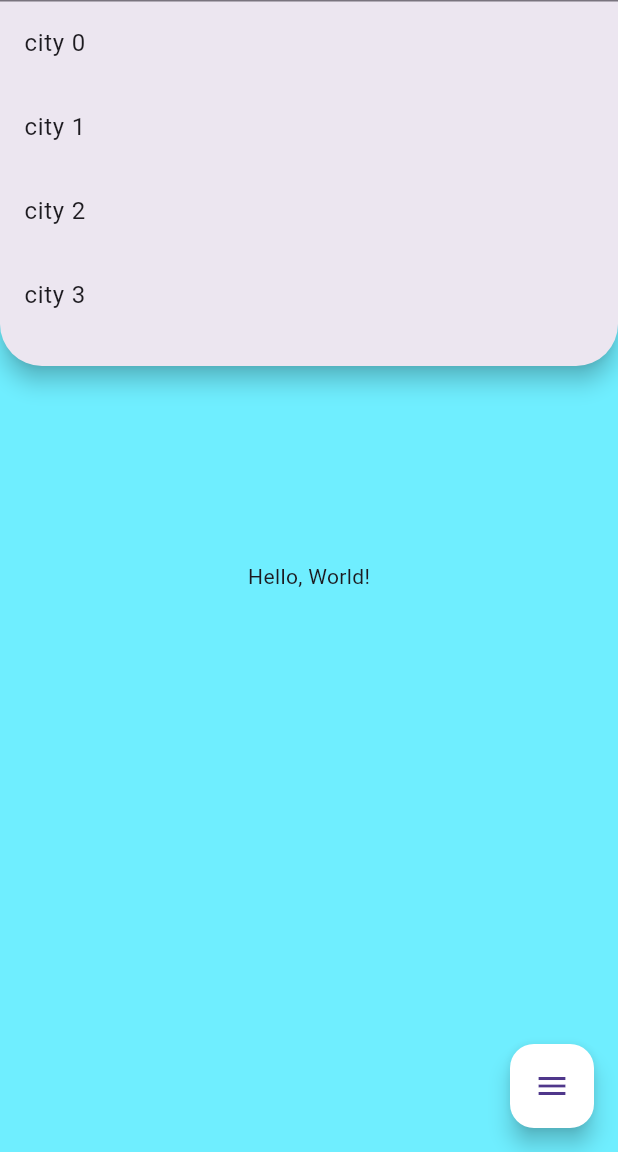
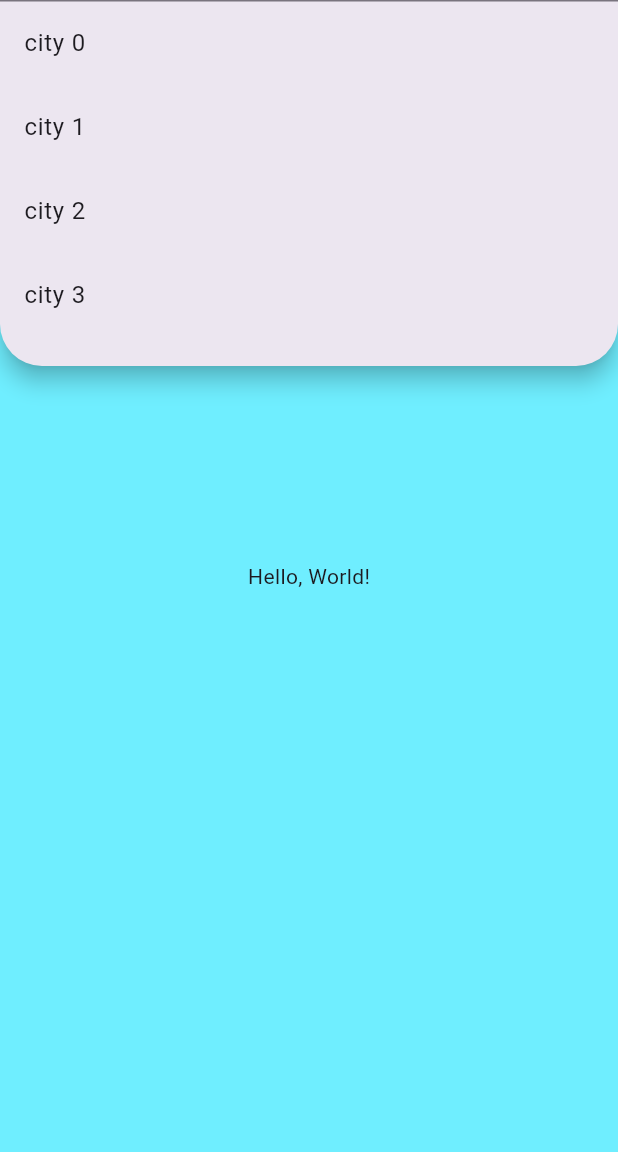
Before and after one commit to Arashrhmni/WeatherApp, a Flutter app: the screen it shows after launch, after a tap on "Search for a city", on a phone screen of 412 x 824 dp, the part 84-1236 px from its top. Run offline on Flutter 3.47's test engine with Material 3 defaults, Android fonts, the phone set to English and light mode, and no system bars.

Commit message:
Update home.dart

```diff
--- a/weatherfull/lib/home.dart
+++ b/weatherfull/lib/home.dart
@@ -1,5 +1,5 @@
 import 'package:flutter/material.dart';
-import 'screen2.dart';
+
 import 'themedata.dart';
 
 int themeNumber = 0;
@@ -18,16 +18,7 @@ class _HomeScreenState extends State<HomeScreen> {
   Widget build(BuildContext context) {
     return SafeArea(
         child: Scaffold(
-          floatingActionButton: FloatingActionButton(
-          onPressed: () {
-            Navigator.push(
-              context,
-              MaterialPageRoute(builder: (context) => const Screen2()),
-              );
-            },
-            child: Icon(Icons.menu),
-            backgroundColor: Color.fromARGB(255, 255, 255, 255),
-          ),
+
           appBar: AppBar(
             backgroundColor: data[0],
             shadowColor: Colors.black,
```
